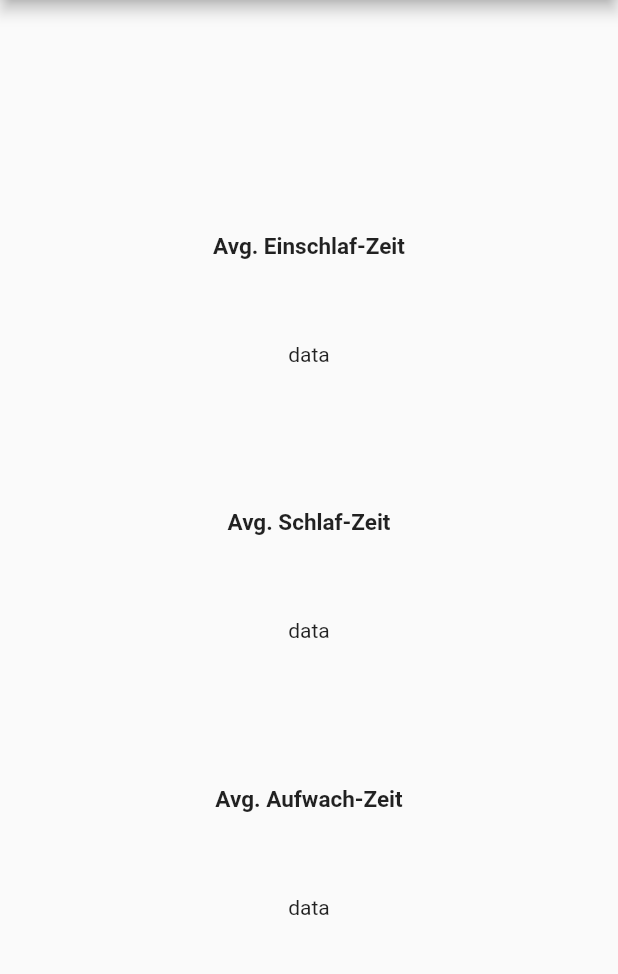
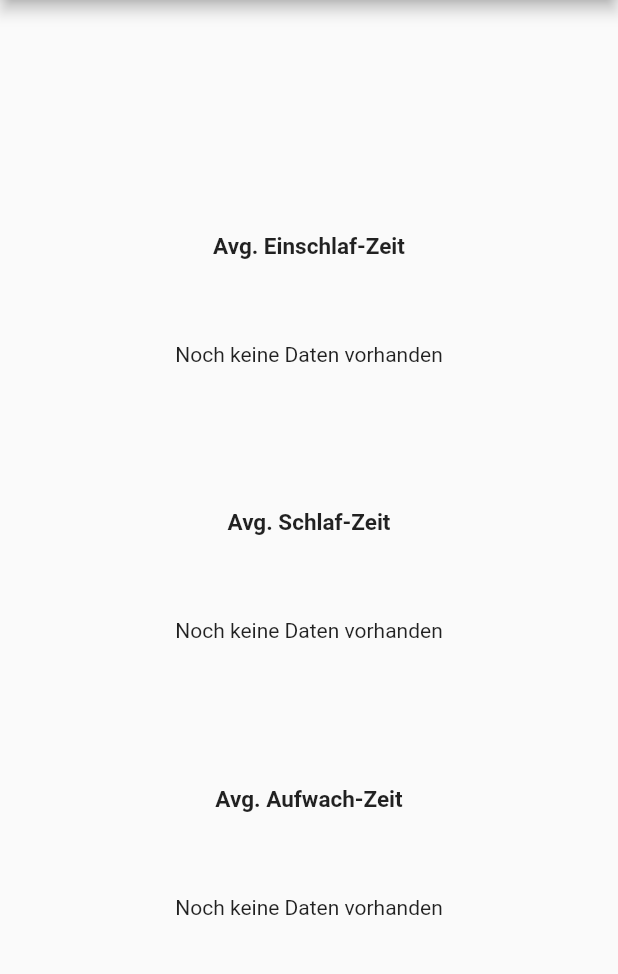
Before and after one commit to TimKaspar/NightTime, a Flutter app: the DataDisplayPage screen opened directly, on a phone screen of 412 x 824 dp, the part 84-1058 px from its top. Run offline on Flutter 3.47's test engine with Material 2 defaults, Android fonts, the phone set to English and light mode, and no system bars; our stand-ins replace battery_plus.

Commit message:
print data from calculater
if there are none print "Noch keine Daten vorhanden"

```diff
--- a/NightTime/lib/data.dart
+++ b/NightTime/lib/data.dart
@@ -1,5 +1,6 @@
 import 'package:flutter/cupertino.dart';
 import 'package:flutter/material.dart';
+import 'package:intl/intl.dart';
 import 'package:nighttime/time.dart';
 
 class DataDisplayPage extends StatefulWidget {
@@ -8,7 +9,6 @@ class DataDisplayPage extends StatefulWidget {
 }
 
 class _DataDisplayPageState extends State<DataDisplayPage> {
-
   @override
   void initState() {
     super.initState();
@@ -32,19 +32,53 @@ class _DataDisplayPageState extends State<DataDisplayPage> {
                   "Avg. Einschlaf-Zeit",
                   style: TextStyle(fontSize: 15, fontWeight: FontWeight.bold),
                 ),
-                Text("data"),
+                Builder(
+                  builder: (BuildContext context) {
+                    Map<String, String> map = calculator();
+                    String? toSleep = map["toSleep"];
+
+                    if (toSleep == null || toSleep == "") {
+                      return Text("Noch keine Daten vorhanden");
+                    } else {
+                      return Text(toSleep);
+                    }
+                  },
+                ),
                 Padding(
-                    padding: EdgeInsets.only(top: 40),
-                    child: Text("Avg. Schlaf-Zeit",
-                        style: TextStyle(
-                            fontSize: 15, fontWeight: FontWeight.bold))),
-                Text("data"),
+                  padding: EdgeInsets.only(top: 40),
+                  child: Text("Avg. Schlaf-Zeit",
+                      style:
+                          TextStyle(fontSize: 15, fontWeight: FontWeight.bold)),
+                ),
+                Builder(
+                  builder: (BuildContext context) {
+                    Map<String, String> map = calculator();
+                    String? sleepTime = map["sleepTime"];
+
+                    if (sleepTime == null || sleepTime == "") {
+                      return Text("Noch keine Daten vorhanden");
+                    } else {
+                      return Text(sleepTime);
+                    }
+                  },
+                ),
                 Padding(
                     padding: EdgeInsets.only(top: 40),
                     child: Text("Avg. Aufwach-Zeit",
                         style: TextStyle(
                             fontSize: 15, fontWeight: FontWeight.bold))),
-                Text("data"),
+                Builder(
+                  builder: (BuildContext context) {
+                    Map<String, String> map = calculator();
+                    String? wakeUp = map["wakeUp"];
+
+                    if (wakeUp == null || wakeUp == "") {
+                      return Text("Noch keine Daten vorhanden");
+                    } else {
+                      return Text(wakeUp);
+                    }
+                  },
+                ),
               ],
             ),
           ),
```
